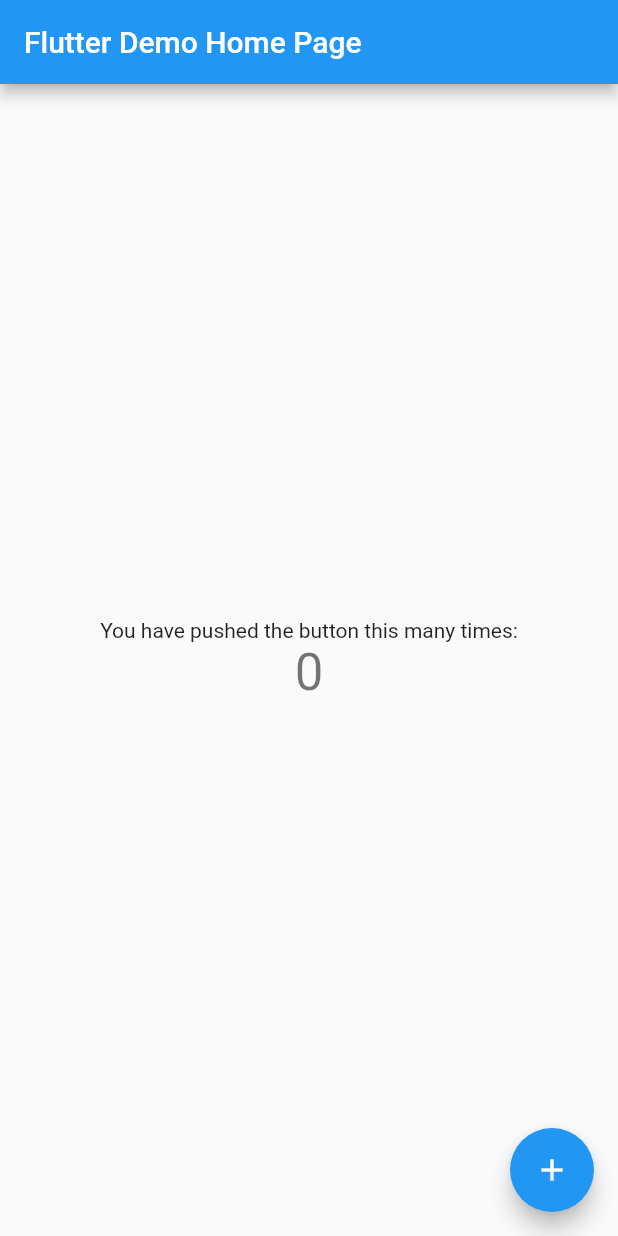
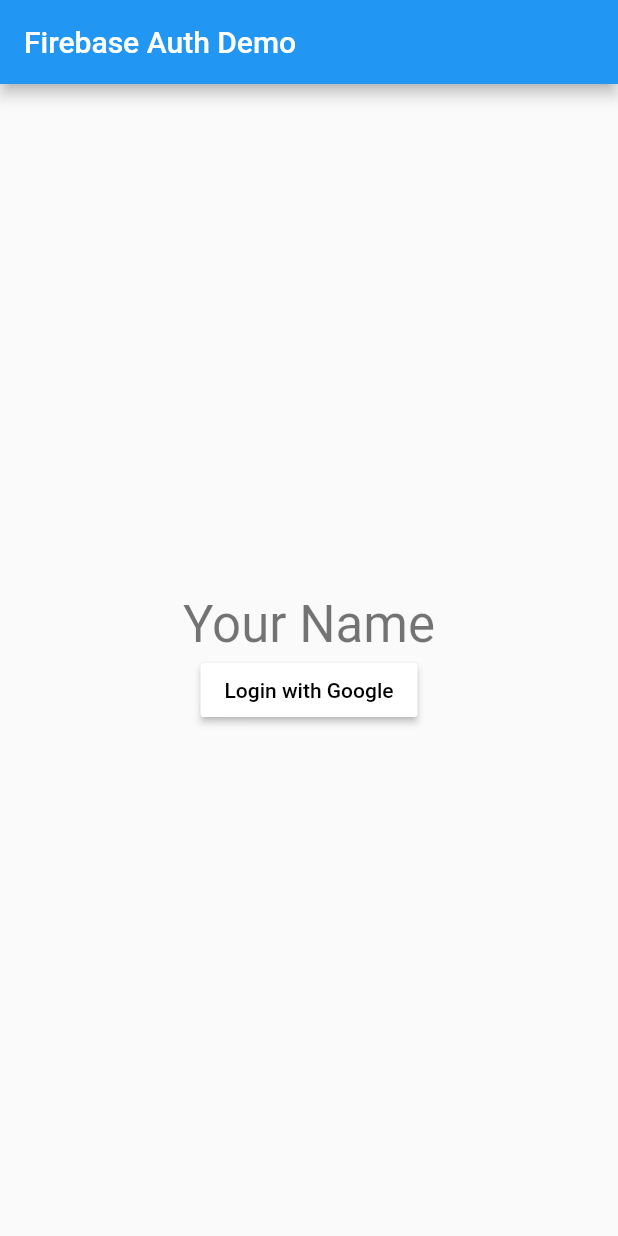
Before and after one commit to taroosg/flutter_mysterytour, a Flutter app: the screen it shows after launch, on a phone screen of 412 x 824 dp. Run offline on Flutter 3.47's test engine with Material 2 defaults, Android fonts, the phone set to English and light mode, and no system bars; our stand-ins replace firebase_auth, google_sign_in; accounts and stored records are empty.

Commit message:
update google auth done

```diff
--- a/lib/main.dart
+++ b/lib/main.dart
@@ -1,42 +1,24 @@
 import 'package:flutter/material.dart';
+import 'package:firebase_auth/firebase_auth.dart';
+import 'package:google_sign_in/google_sign_in.dart';
 
 void main() => runApp(MyApp());
 
 class MyApp extends StatelessWidget {
-  // This widget is the root of your application.
   @override
   Widget build(BuildContext context) {
     return MaterialApp(
-      title: 'Flutter Demo',
+      title: 'Firebase Auth Demo',
       theme: ThemeData(
-        // This is the theme of your application.
-        //
-        // Try running your application with "flutter run". You'll see the
-        // application has a blue toolbar. Then, without quitting the app, try
-        // changing the primarySwatch below to Colors.green and then invoke
-        // "hot reload" (press "r" in the console where you ran "flutter run",
-        // or simply save your changes to "hot reload" in a Flutter IDE).
-        // Notice that the counter didn't reset back to zero; the application
-        // is not restarted.
         primarySwatch: Colors.blue,
       ),
-      home: MyHomePage(title: 'Flutter Demo Home Page'),
+      home: MyHomePage(title: 'Firebase Auth Demo'),
     );
   }
 }
 
 class MyHomePage extends StatefulWidget {
   MyHomePage({Key key, this.title}) : super(key: key);
-
-  // This widget is the home page of your application. It is stateful, meaning
-  // that it has a State object (defined below) that contains fields that affect
-  // how it looks.
-
-  // This class is the configuration for the state. It holds the values (in this
-  // case the title) provided by the parent (in this case the App widget) and
-  // used by the build method of the State. Fields in a Widget subclass are
-  // always marked "final".
-
   final String title;
 
   @override
@@ -44,68 +26,77 @@ class MyHomePage extends StatefulWidget {
 }
 
 class _MyHomePageState extends State<MyHomePage> {
-  int _counter = 0;
+  final GoogleSignIn _googleSignIn = GoogleSignIn();
+  final FirebaseAuth _auth = FirebaseAuth.instance;
 
-  void _incrementCounter() {
+  String username = 'Your Name';
+
+  Future<FirebaseUser> _handleSignIn() async {
+    final GoogleSignInAccount googleUser = await _googleSignIn.signIn();
+    final GoogleSignInAuthentication googleAuth =
+        await googleUser.authentication;
+
+    final AuthCredential credential = GoogleAuthProvider.getCredential(
+      accessToken: googleAuth.accessToken,
+      idToken: googleAuth.idToken,
+    );
+
+    final FirebaseUser user =
+        (await _auth.signInWithCredential(credential)).user;
     setState(() {
-      // This call to setState tells the Flutter framework that something has
-      // changed in this State, which causes it to rerun the build method below
-      // so that the display can reflect the updated values. If we changed
-      // _counter without calling setState(), then the build method would not be
-      // called again, and so nothing would appear to happen.
-      _counter++;
+      username = user.displayName;
+    });
+    return user;
+  }
+
+  Future<void> _handleSignOut() async {
+    _auth.signOut();
+    setState(() {
+      username = 'Your name';
     });
   }
 
   @override
   Widget build(BuildContext context) {
-    // This method is rerun every time setState is called, for instance as done
-    // by the _incrementCounter method above.
-    //
-    // The Flutter framework has been optimized to make rerunning build methods
-    // fast, so that you can just rebuild anything that needs updating rather
-    // than having to individually change instances of widgets.
     return Scaffold(
       appBar: AppBar(
-        // Here we take the value from the MyHomePage object that was created by
-        // the App.build method, and use it to set our appbar title.
         title: Text(widget.title),
       ),
       body: Center(
-        // Center is a layout widget. It takes a single child and positions it
-        // in the middle of the parent.
         child: Column(
-          // Column is also a layout widget. It takes a list of children and
-          // arranges them vertically. By default, it sizes itself to fit its
-          // children horizontally, and tries to be as tall as its parent.
-          //
-          // Invoke "debug painting" (press "p" in the console, choose the
-          // "Toggle Debug Paint" action from the Flutter Inspector in Android
-          // Studio, or the "Toggle Debug Paint" command in Visual Studio Code)
-          // to see the wireframe for each widget.
-          //
-          // Column has various properties to control how it sizes itself and
-          // how it positions its children. Here we use mainAxisAlignment to
-          // center the children vertically; the main axis here is the vertical
-          // axis because Columns are vertical (the cross axis would be
-          // horizontal).
           mainAxisAlignment: MainAxisAlignment.center,
           children: <Widget>[
             Text(
-              'You have pushed the button this many times:',
-            ),
-            Text(
-              '$_counter',
+              '$username',
               style: Theme.of(context).textTheme.display1,
             ),
+            StreamBuilder(
+                stream: _auth.onAuthStateChanged,
+                builder: (context, snapshot) {
+                  if (snapshot.hasData) {
+                    return MaterialButton(
+                      onPressed: () => _handleSignOut(),
+                      color: Colors.red,
+                      textColor: Colors.white,
+                      child: Text('Signout'),
+                    );
+                  } else {
+                    return MaterialButton(
+                      onPressed: () => _handleSignIn()
+                          .then((FirebaseUser user) => setState(() {
+                                username = user.displayName;
+                                print(username);
+                              }))
+                          .catchError((e) => print(e)),
+                      color: Colors.white,
+                      textColor: Colors.black,
+                      child: Text('Login with Google'),
+                    );
+                  }
+                }),
           ],
         ),
       ),
-      floatingActionButton: FloatingActionButton(
-        onPressed: _incrementCounter,
-        tooltip: 'Increment',
-        child: Icon(Icons.add),
-      ), // This trailing comma makes auto-formatting nicer for build methods.
     );
   }
 }
--- a/pubspec.yaml
+++ b/pubspec.yaml
@@ -25,6 +25,8 @@ dependencies:
   cupertino_icons: ^0.1.2
   firebase_core: ^0.4.0+1
   cloud_firestore: ^0.12.9+4
+  firebase_auth: ^0.14.0+5
+  google_sign_in: ^4.0.7
 
 dev_dependencies:
   flutter_test:
```
Also changed, not shown: pubspec.lock, 4 other files.
